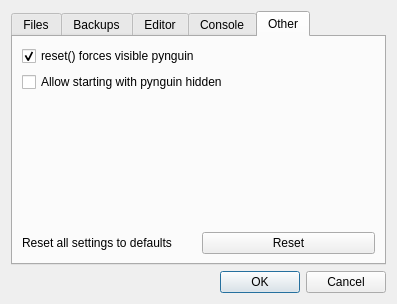
Above: data/ui/settings.ui from aresnick/pynguin before the change. Below: the same form after it.
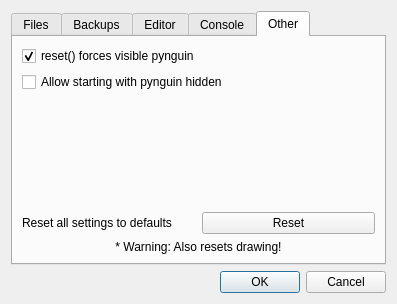
That is the form after the change. The open tabs and pages were chosen to show the change.

Commit message: have reset settings to default take more immediate action to reset the current session

Diff of the .ui file:
```diff
--- a/data/ui/settings.ui
+++ b/data/ui/settings.ui
@@ -388,6 +388,16 @@
          </item>
         </layout>
        </item>
+       <item>
+        <widget class="QLabel" name="label_9">
+         <property name="text">
+          <string>* Warning: Also resets drawing!</string>
+         </property>
+         <property name="alignment">
+          <set>Qt::AlignCenter</set>
+         </property>
+        </widget>
+       </item>
       </layout>
      </widget>
     </widget>
```
The commit also changes 2 other files.
